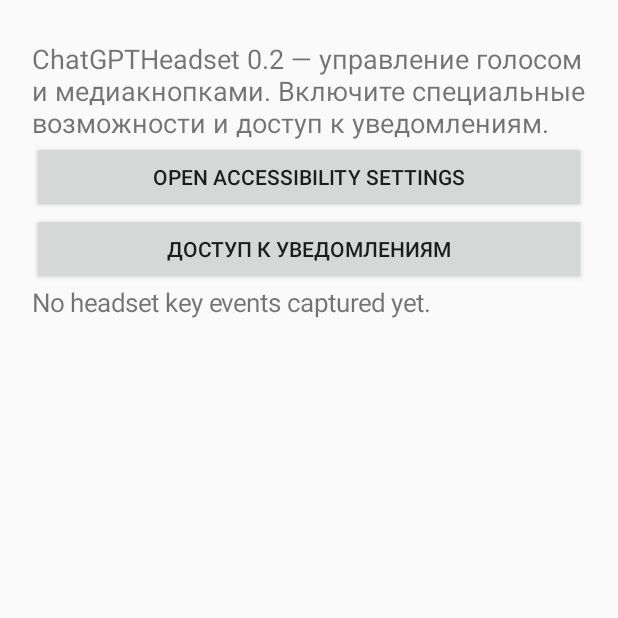
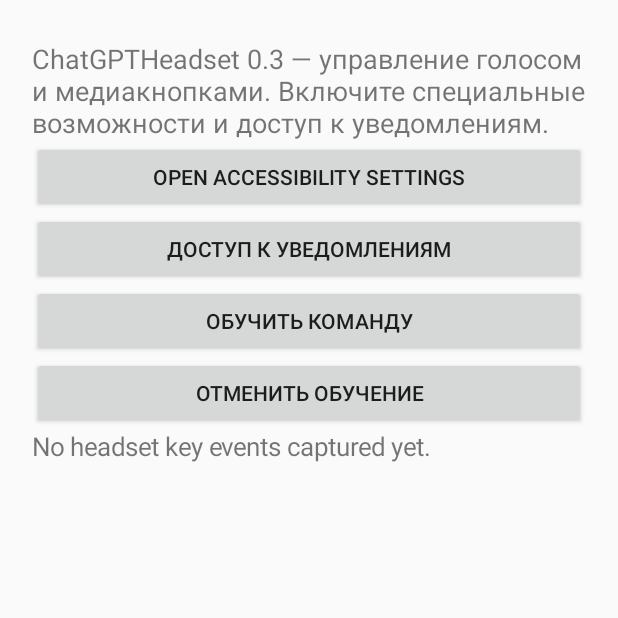
Before and after one commit to nadinckm-arch/ChatGPTHeadset, an Android app: the screen it shows after launch (MainActivity), on a phone screen of 412 x 824 dp, the top half of it. Run offline under Robolectric (Android 15) with nearby library versions, the phone set to English and light mode, and no system bars.

Commit message:
Add gesture learning controls

```diff
--- a/app/src/main/java/com/example/headset/MainActivity.java
+++ b/app/src/main/java/com/example/headset/MainActivity.java
@@ -23,11 +23,14 @@ public class MainActivity extends Activity {
   super.onCreate(b);
   LinearLayout root = new LinearLayout(this); root.setOrientation(LinearLayout.VERTICAL); root.setPadding(32,40,32,32);
   TextView info = new TextView(this);
-  info.setText("ChatGPTHeadset 0.2 — управление голосом и медиакнопками. Включите специальные возможности и доступ к уведомлениям.");
+  info.setText("ChatGPTHeadset 0.3 — управление голосом и медиакнопками. Включите специальные возможности и доступ к уведомлениям.");
   info.setTextSize(18); root.addView(info);
   Button enable = new Button(this); enable.setText("Open accessibility settings");
   enable.setOnClickListener(v -> startActivity(new Intent(Settings.ACTION_ACCESSIBILITY_SETTINGS))); root.addView(enable);
   Button media = new Button(this); media.setText("Доступ к уведомлениям"); media.setOnClickListener(v -> startActivity(new Intent(Settings.ACTION_NOTIFICATION_LISTENER_SETTINGS))); root.addView(media);
+  Button learn=new Button(this); learn.setText("Обучить команду"); root.addView(learn);
+  learn.setOnClickListener(v->{getSharedPreferences("controls",0).edit().putBoolean("learning",true).apply();log.setText("Выполни комбинацию. Пауза 700 мс завершает запись.");});
+  Button cancel=new Button(this);cancel.setText("Отменить обучение");root.addView(cancel);cancel.setOnClickListener(v->{getSharedPreferences("controls",0).edit().putBoolean("learning",false).apply();log.setText("Обучение отменено");});
   log = new TextView(this); log.setText("No headset key events captured yet."); log.setTextSize(17); root.addView(log);
   setContentView(root);
  }
```
